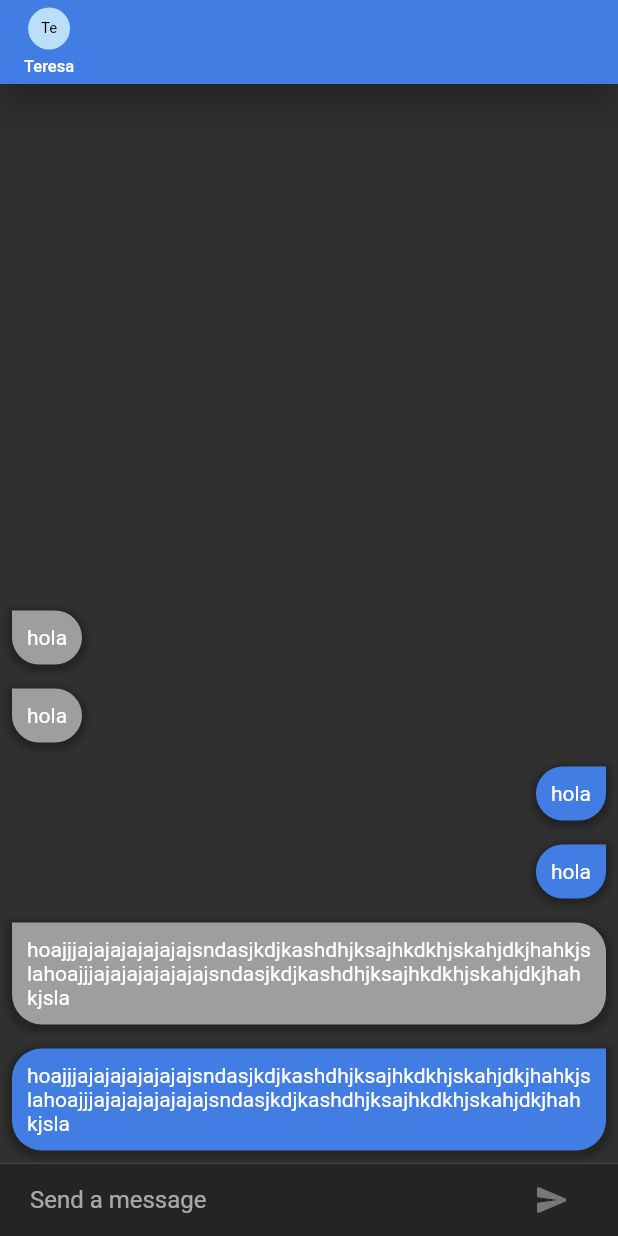
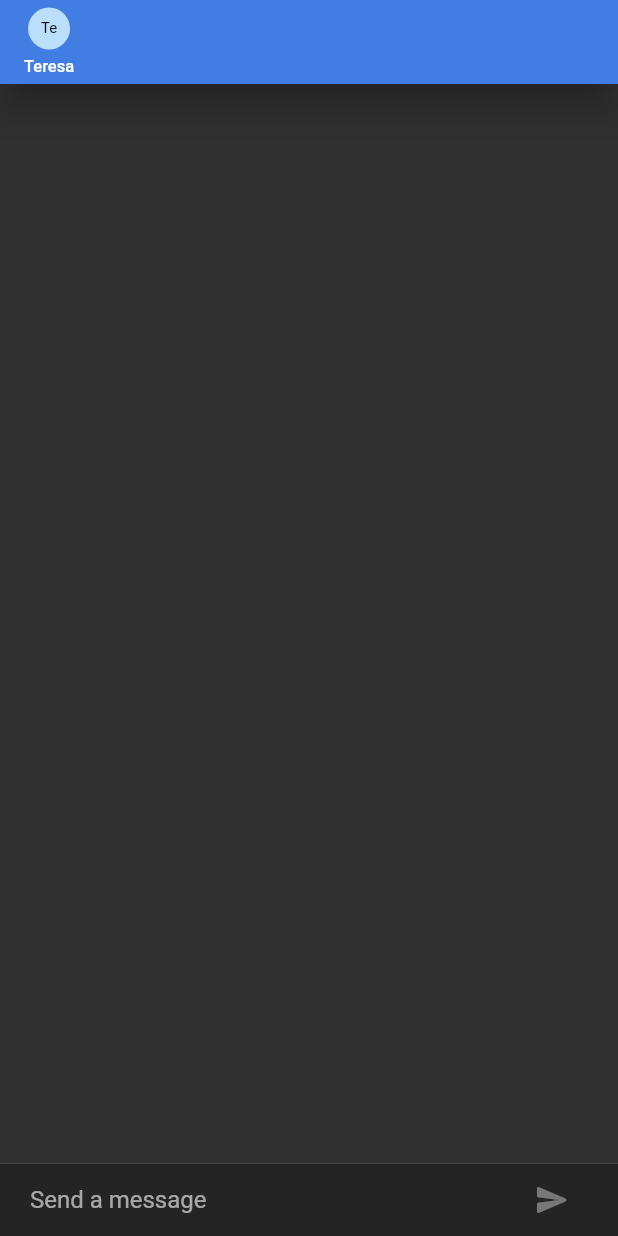
Before and after one commit to juanfranciscocis/Team_Chat, a Flutter app: the screen it shows after launch, on a phone screen of 412 x 824 dp. Run offline on Flutter 3.47's test engine with Material 2 defaults, Android fonts, the light colour scheme and no system bars; our stand-ins replace pull_to_refresh.

Commit message:
CHAT PAGE, BUBBLE MESSAGES ANIMATIONS

```diff
--- a/lib/screens/chat_screen.dart
+++ b/lib/screens/chat_screen.dart
@@ -8,18 +8,13 @@ class ChatScreen extends StatefulWidget{
   State<ChatScreen> createState() => _ChatScreenState();
 }
 
-class _ChatScreenState extends State<ChatScreen> {
+class _ChatScreenState extends State<ChatScreen> with TickerProviderStateMixin{
 
   final _textController = TextEditingController();
   final _focusNode = FocusNode();
 
   List<ChatMessageWidget> _messages = [
-    ChatMessageWidget(text: 'hoajjjajajajajajajajsndasjkdjkashdhjksajhkdkhjskahjdkjhahkjslahoajjjajajajajajajajsndasjkdjkashdhjksajhkdkhjskahjdkjhahkjsla', uid: '123'),
-    ChatMessageWidget(text: 'hoajjjajajajajajajajsndasjkdjkashdhjksajhkdkhjskahjdkjhahkjslahoajjjajajajajajajajsndasjkdjkashdhjksajhkdkhjskahjdkjhahkjsla', uid: ''),
-    ChatMessageWidget(text: 'hola', uid: '123'),
-    ChatMessageWidget(text: 'hola', uid: '123'),
-    ChatMessageWidget(text: 'hola', uid: ''),
-    ChatMessageWidget(text: 'hola', uid: ''),
+
   ];
 
   bool _writting = false;
@@ -120,19 +115,20 @@ class _ChatScreenState extends State<ChatScreen> {
     );
   }
 
-  String _handleSubmitted(String text){
+  void _handleSubmitted(String text){
+    if(text.length == 0) return;
     print(text);
     ChatMessageWidget message = ChatMessageWidget(
       text: text,
-      uid: '123',
+      uid: '123', animationController: AnimationController(vsync: this, duration: const Duration(milliseconds: 300)),
     );
     _messages.insert(0, message);
+    message.animationController.forward();
     _focusNode.requestFocus();
     _textController.clear();
     setState(() {
       _writting = false;
     });
-    return text;
   }
 
 }
--- a/lib/widgets/chat_message_widget.dart
+++ b/lib/widgets/chat_message_widget.dart
@@ -4,17 +4,28 @@ class ChatMessageWidget extends StatelessWidget {
 
   final String text;
   final String uid;
+  final AnimationController animationController;
 
   const ChatMessageWidget({
     Key? key,
     required this.text,
-    required this.uid
+    required this.uid,
+    required this.animationController
   }) : super(key: key);
 
   @override
   Widget build(BuildContext context) {
-    return Container(
-      child: this.uid == '123'? _myMessage() : _notMyMessage(),
+    return FadeTransition(
+      opacity: animationController,
+      child: SizeTransition(
+        sizeFactor: CurvedAnimation(
+          parent: animationController,
+          curve: Curves.easeOut
+        ),
+        child: Container(
+          child: this.uid == '123'? _myMessage() : _notMyMessage(),
+        ),
+      ),
     );
   }
 
@@ -31,14 +42,7 @@ class ChatMessageWidget extends StatelessWidget {
             bottomLeft: Radius.circular(20),
             bottomRight: Radius.circular(20)
           ),
-            boxShadow: [
-              BoxShadow(
-                  color: Colors.black26,
-                  blurRadius: 3,
-                  offset: Offset(0, 2),
-                  spreadRadius: 3
-              )
-            ]
+
         ),
       ),
     );
@@ -57,14 +61,6 @@ class ChatMessageWidget extends StatelessWidget {
             bottomLeft: Radius.circular(20),
             bottomRight: Radius.circular(20)
           ),
-            boxShadow: [
-              BoxShadow(
-                color: Colors.black26,
-                blurRadius: 3,
-                offset: Offset(0, 2),
-                spreadRadius: 3
-              )
-            ]
         ),
       ),
     );
```
